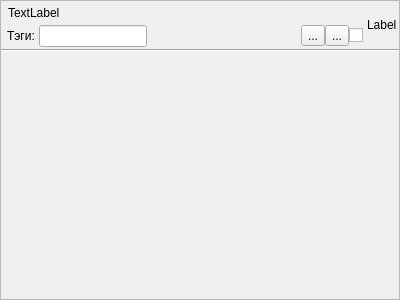
This is filewidget.ui in bort-four/StudentHelper as Qt 5 draws it before an edit. The edited form follows.
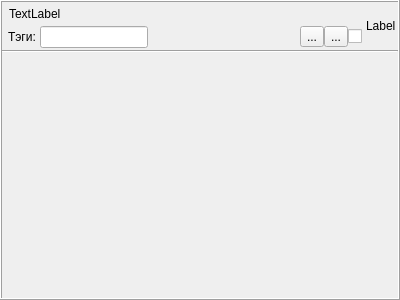
This is the edited form. Icons and pictures are not drawn.

Commit message: change frame shape

The edit to the form file:
```diff
--- a/filewidget.ui
+++ b/filewidget.ui
@@ -35,7 +35,7 @@
    <item>
     <widget class="QFrame" name="frame">
      <property name="frameShape">
-      <enum>QFrame::StyledPanel</enum>
+      <enum>QFrame::Box</enum>
      </property>
      <property name="frameShadow">
       <enum>QFrame::Raised</enum>
@@ -367,8 +367,8 @@
              <rect>
               <x>0</x>
               <y>0</y>
-              <width>398</width>
-              <height>236</height>
+              <width>396</width>
+              <height>234</height>
              </rect>
             </property>
             <layout class="QGridLayout" name="gridLayout_2">
```
The commit also changes 3 other files.
